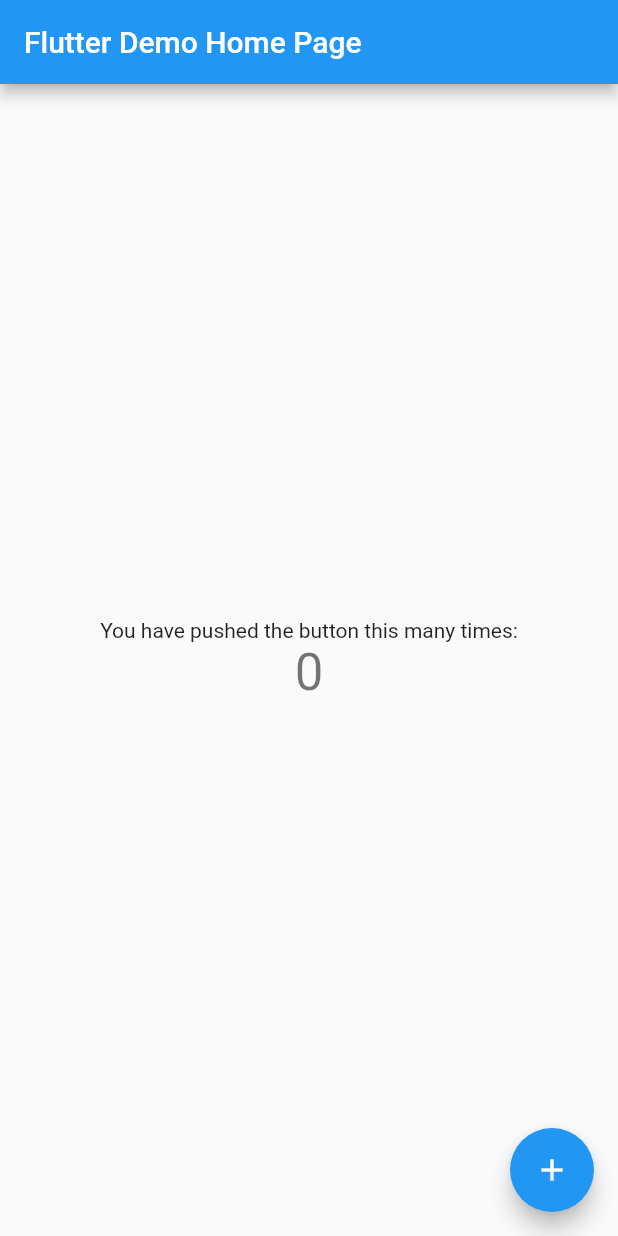
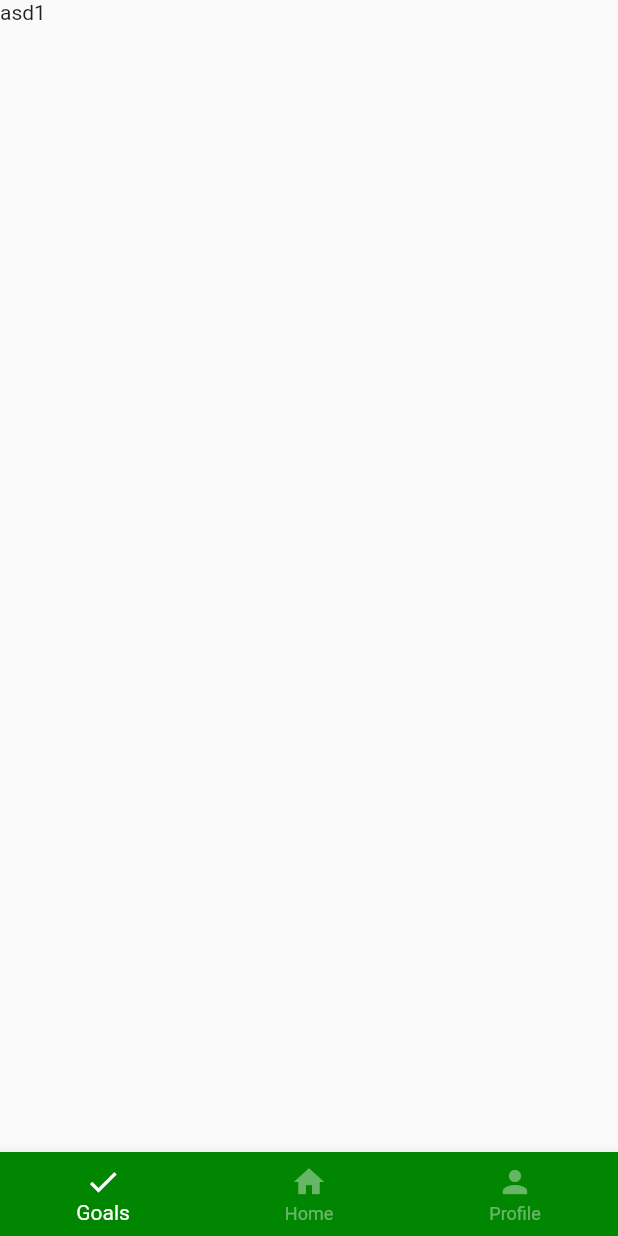
Before and after one commit to pedrohb88/cappiapp, a Flutter app: the screen it shows after launch, on a phone screen of 412 x 824 dp. Run offline on Flutter 3.47's test engine with Material 2 defaults, Android fonts, the phone set to English and light mode, and no system bars.

Commit message:
Bottom nav bar, and beggining of home screen layout

```diff
--- a/lib/main.dart
+++ b/lib/main.dart
@@ -1,111 +1,65 @@
 import 'package:flutter/material.dart';
+import './screens/home_screen/home_screen.dart';
 
 void main() => runApp(MyApp());
 
 class MyApp extends StatelessWidget {
-  // This widget is the root of your application.
   @override
   Widget build(BuildContext context) {
     return MaterialApp(
-      title: 'Flutter Demo',
-      theme: ThemeData(
-        // This is the theme of your application.
-        //
-        // Try running your application with "flutter run". You'll see the
-        // application has a blue toolbar. Then, without quitting the app, try
-        // changing the primarySwatch below to Colors.green and then invoke
-        // "hot reload" (press "r" in the console where you ran "flutter run",
-        // or simply save your changes to "hot reload" in a Flutter IDE).
-        // Notice that the counter didn't reset back to zero; the application
-        // is not restarted.
-        primarySwatch: Colors.blue,
-      ),
-      home: MyHomePage(title: 'Flutter Demo Home Page'),
+      title: 'Cappi',
+      theme: ThemeData(),
+      home: BaseWidget(),
     );
   }
 }
 
-class MyHomePage extends StatefulWidget {
-  MyHomePage({Key key, this.title}) : super(key: key);
-
-  // This widget is the home page of your application. It is stateful, meaning
-  // that it has a State object (defined below) that contains fields that affect
-  // how it looks.
-
-  // This class is the configuration for the state. It holds the values (in this
-  // case the title) provided by the parent (in this case the App widget) and
-  // used by the build method of the State. Fields in a Widget subclass are
-  // always marked "final".
-
-  final String title;
-
+class BaseWidget extends StatefulWidget {
   @override
-  _MyHomePageState createState() => _MyHomePageState();
+  BaseWidgetState createState() => BaseWidgetState();
 }
 
-class _MyHomePageState extends State<MyHomePage> {
-  int _counter = 0;
+class BaseWidgetState extends State<BaseWidget> {
+  int _selectedIndex = 0;
 
-  void _incrementCounter() {
+  void _onItemTapped(int index) {
     setState(() {
-      // This call to setState tells the Flutter framework that something has
-      // changed in this State, which causes it to rerun the build method below
-      // so that the display can reflect the updated values. If we changed
-      // _counter without calling setState(), then the build method would not be
-      // called again, and so nothing would appear to happen.
-      _counter++;
+      _selectedIndex = index;
     });
   }
 
+  final List<Widget> _navOptions = <Widget>[
+    Text('asd1'),
+    HomeScreen(),
+    Text('asd3'),
+  ];
+
   @override
   Widget build(BuildContext context) {
-    // This method is rerun every time setState is called, for instance as done
-    // by the _incrementCounter method above.
-    //
-    // The Flutter framework has been optimized to make rerunning build methods
-    // fast, so that you can just rebuild anything that needs updating rather
-    // than having to individually change instances of widgets.
+    // TODO: implement build
     return Scaffold(
-      appBar: AppBar(
-        // Here we take the value from the MyHomePage object that was created by
-        // the App.build method, and use it to set our appbar title.
-        title: Text(widget.title),
+      body: _navOptions[_selectedIndex],
+      bottomNavigationBar: BottomNavigationBar(
+        items: <BottomNavigationBarItem>[
+          BottomNavigationBarItem(
+            icon: Icon(Icons.check),
+            title: Text('Goals'),
+          ),
+          BottomNavigationBarItem(
+            icon: Icon(Icons.home),
+            title: Text('Home'),
+          ),
+          BottomNavigationBarItem(
+            icon: Icon(Icons.person),
+            title: Text('Profile'),
+          ),
+        ],
+        onTap: _onItemTapped,
+        currentIndex: _selectedIndex,
+        backgroundColor: Color(0xFF008600),
+        selectedItemColor: Colors.white,
+        unselectedItemColor: Color(0x66FFFFFF),
       ),
-      body: Center(
-        // Center is a layout widget. It takes a single child and positions it
-        // in the middle of the parent.
-        child: Column(
-          // Column is also a layout widget. It takes a list of children and
-          // arranges them vertically. By default, it sizes itself to fit its
-          // children horizontally, and tries to be as tall as its parent.
-          //
-          // Invoke "debug painting" (press "p" in the console, choose the
-          // "Toggle Debug Paint" action from the Flutter Inspector in Android
-          // Studio, or the "Toggle Debug Paint" command in Visual Studio Code)
-          // to see the wireframe for each widget.
-          //
-          // Column has various properties to control how it sizes itself and
-          // how it positions its children. Here we use mainAxisAlignment to
-          // center the children vertically; the main axis here is the vertical
-          // axis because Columns are vertical (the cross axis would be
-          // horizontal).
-          mainAxisAlignment: MainAxisAlignment.center,
-          children: <Widget>[
-            Text(
-              'You have pushed the button this many times:',
-            ),
-            Text(
-              '$_counter',
-              style: Theme.of(context).textTheme.display1,
-            ),
-          ],
-        ),
-      ),
-      floatingActionButton: FloatingActionButton(
-        onPressed: _incrementCounter,
-        tooltip: 'Increment',
-        child: Icon(Icons.add),
-      ), // This trailing comma makes auto-formatting nicer for build methods.
     );
   }
 }
```
Also changed, not shown: lib/screens/home_screen/components/add_expense.dart (added, +38 -0 lines), lib/screens/home_screen/components/balance.dart (added, +71 -0 lines), lib/screens/home_screen/home_screen.dart (added, +23 -0 lines).
